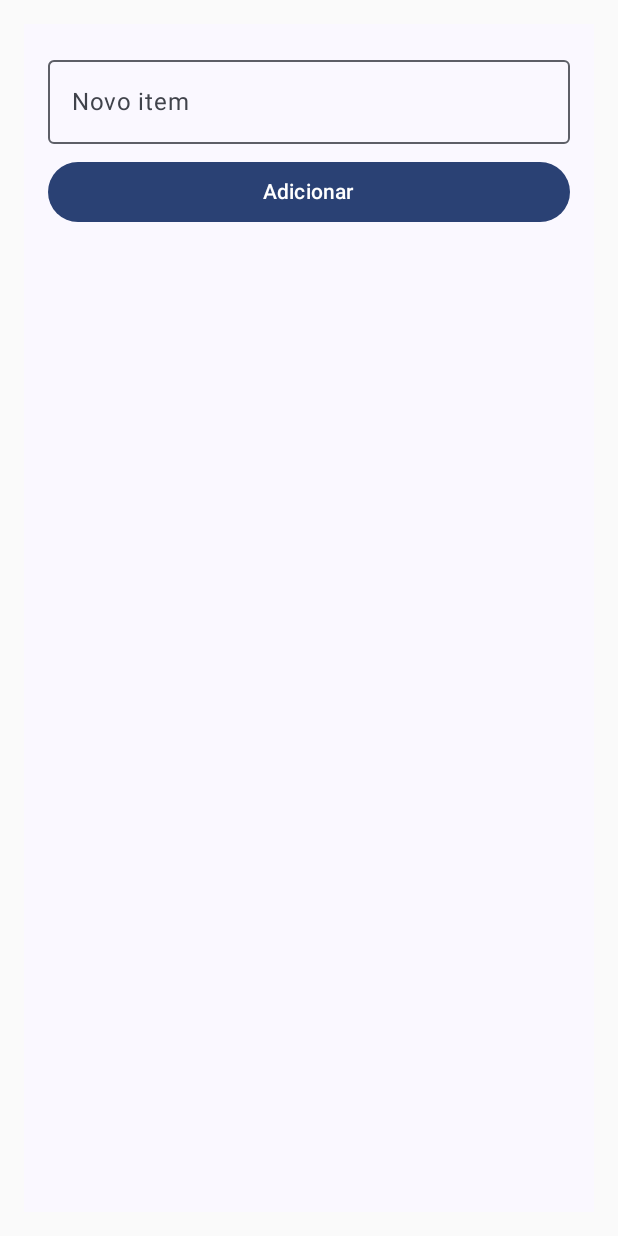
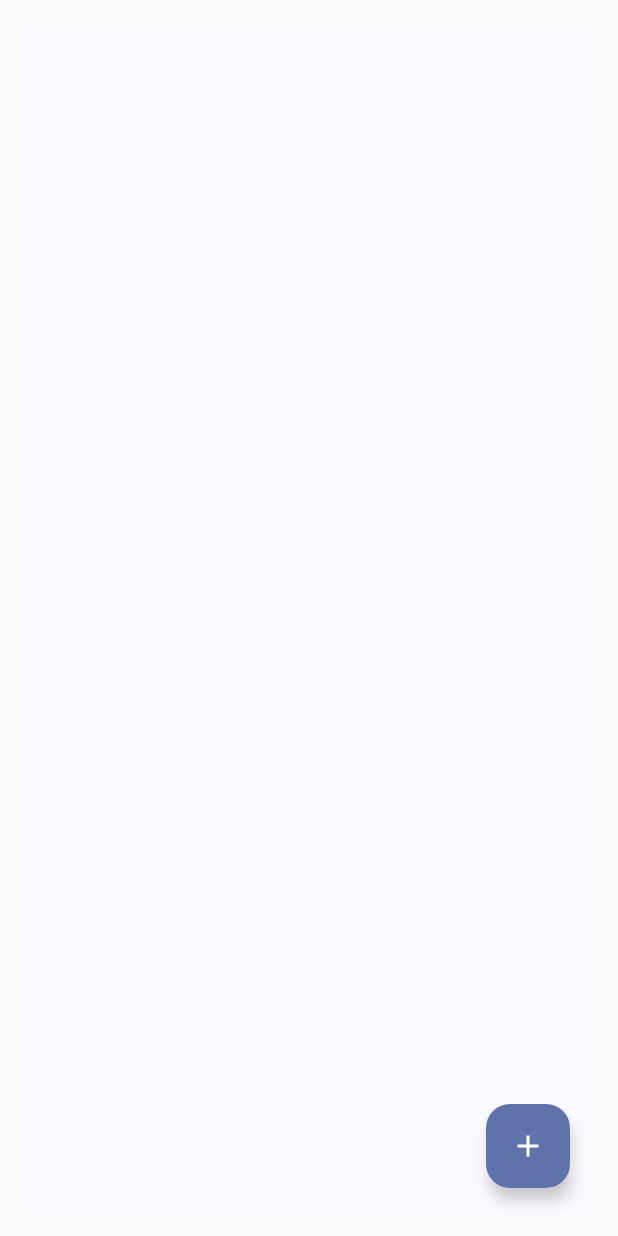
Before and after one commit to MirellaLins/ListaDeCompras, an Android app built with Jetpack Compose: the screen it shows after launch (MainActivity), on a phone screen of 412 x 824 dp. Run offline under Robolectric (Android 15) with nearby library versions, the phone set to English and light mode, and no system bars.

Commit message:
Adicionar tela apropriada para cadastrar cliente

```diff
--- a/app/src/main/java/dev/mlds/listadecompras/ListaDeComprasViewModel.kt
+++ b/app/src/main/java/dev/mlds/listadecompras/ListaDeComprasViewModel.kt
@@ -8,9 +8,8 @@ class ListaDeComprasViewModel : ViewModel() {
     private val _items = mutableStateListOf<Item>()
     val items: List<Item> get() = _items
 
-    fun addItem(name: String) {
-        val newItem = Item(id = _items.size + 1, name = name)
-        _items.add(newItem)
+    fun addItem(name: String, value: Double) {
+        _items.add(Item(id = _items.size + 1, name = name, value = value))
     }
 
     fun toggleItemChecked(item: Item) {
--- a/app/src/main/java/dev/mlds/listadecompras/MainActivity.kt
+++ b/app/src/main/java/dev/mlds/listadecompras/MainActivity.kt
@@ -1,50 +1,32 @@
 package dev.mlds.listadecompras
 
+import ListaDeComprasScreen
 import android.os.Bundle
 import androidx.activity.ComponentActivity
 import androidx.activity.compose.setContent
-import androidx.activity.enableEdgeToEdge
-import androidx.compose.foundation.layout.fillMaxSize
-import androidx.compose.foundation.layout.padding
-import androidx.compose.material3.MaterialTheme
-import androidx.compose.material3.Scaffold
-import androidx.compose.material3.Surface
-import androidx.compose.material3.Text
-import androidx.compose.runtime.Composable
 import androidx.compose.ui.Modifier
-import androidx.compose.ui.tooling.preview.Preview
-import androidx.compose.ui.unit.dp
+import androidx.navigation.compose.*
 import dev.mlds.listadecompras.ui.theme.ListaDeComprasTheme
-import dev.mlds.listadecompras.view.ListaDeComprasScreen
+import dev.mlds.listadecompras.view.CadastroItemScreen
 
 class MainActivity : ComponentActivity() {
     override fun onCreate(savedInstanceState: Bundle?) {
         super.onCreate(savedInstanceState)
-        enableEdgeToEdge()
         setContent {
             ListaDeComprasTheme {
-                Scaffold(modifier = Modifier.fillMaxSize().padding(16.dp)) { innerPadding ->
-                    Surface {
-                        ListaDeComprasScreen(modifier = Modifier.padding(innerPadding))
+                val navController = rememberNavController()
+
+                NavHost(navController, startDestination = "lista") {
+                    composable("lista") {
+                        ListaDeComprasScreen(modifier = Modifier, navController)
+                    }
+                    composable("cadastro") {
+                        CadastroItemScreen(navController) { name, value ->
+
+                        }
                     }
                 }
             }
         }
     }
 }
-
-@Composable
-fun Greeting(name: String, modifier: Modifier = Modifier) {
-    Text(
-        text = "Hello $name!",
-        modifier = modifier
-    )
-}
-
-@Preview(showBackground = true)
-@Composable
-fun GreetingPreview() {
-    ListaDeComprasTheme {
-        Greeting("Android")
-    }
-}
--- a/app/src/main/java/dev/mlds/listadecompras/model/Item.kt
+++ b/app/src/main/java/dev/mlds/listadecompras/model/Item.kt
@@ -3,5 +3,6 @@ package dev.mlds.listadecompras.model
 data class Item(
     val id: Int,
     val name: String,
+    val value: Double,
     var isChecked: Boolean = false
 )
--- a/app/src/main/java/dev/mlds/listadecompras/view/ListaDeComprasScreen.kt
+++ b/app/src/main/java/dev/mlds/listadecompras/view/ListaDeComprasScreen.kt
@@ -1,77 +1,40 @@
-package dev.mlds.listadecompras.view
-
-import ItemRow
-import androidx.compose.foundation.ExperimentalFoundationApi
-import androidx.compose.foundation.layout.Column
-import androidx.compose.foundation.layout.Spacer
-import androidx.compose.foundation.layout.fillMaxSize
-import androidx.compose.foundation.layout.fillMaxWidth
-import androidx.compose.foundation.layout.height
-import androidx.compose.foundation.layout.padding
+import androidx.compose.foundation.layout.*
 import androidx.compose.foundation.lazy.LazyColumn
 import androidx.compose.foundation.lazy.items
-import androidx.compose.material3.Button
-import androidx.compose.material3.OutlinedTextField
-import androidx.compose.material3.Text
-import androidx.compose.runtime.Composable
-import androidx.compose.runtime.getValue
-import androidx.compose.runtime.mutableStateOf
-import androidx.compose.runtime.remember
-import androidx.compose.runtime.setValue
+import androidx.compose.material.icons.Icons
+import androidx.compose.material.icons.filled.Add
+import androidx.compose.material3.*
+import androidx.compose.runtime.*
 import androidx.compose.ui.Modifier
 import androidx.compose.ui.unit.dp
+import androidx.navigation.NavController
 import androidx.lifecycle.viewmodel.compose.viewModel
 import dev.mlds.listadecompras.ListaDeComprasViewModel
 
-@OptIn(ExperimentalFoundationApi::class)
 @Composable
 fun ListaDeComprasScreen(
     modifier: Modifier,
+    navController: NavController,
     viewModel: ListaDeComprasViewModel = viewModel(),
 ) {
-    var newItemName by remember { mutableStateOf("") }
-
-    Column(
-        modifier = Modifier
-            .fillMaxSize()
-            .padding(16.dp)
-    ) {
-
-        // Campo para adicionar novo item
-        OutlinedTextField(
-            value = newItemName,
-            onValueChange = { newItemName = it },
-            label = { Text("Novo item") },
-            modifier = Modifier.fillMaxWidth()
-        )
-
-        Spacer(modifier = Modifier.height(8.dp))
-
-        // Botão para adicionar item
-        Button(
-            onClick = {
-                if (newItemName.isNotBlank()) {
-                    viewModel.addItem(newItemName)
-                    newItemName = ""
+    Scaffold(
+        floatingActionButton = {
+            FloatingActionButton(onClick = { navController.navigate("cadastro") }) {
+                Icon(Icons.Filled.Add, contentDescription = "Adicionar Item")
             }
         },
-            modifier = Modifier.fillMaxWidth()
-        ) {
-            Text("Adicionar")
-        }
-
-        Spacer(modifier = Modifier.height(16.dp))
-
-        // Lista de itens
+        modifier = Modifier.fillMaxSize().padding(16.dp)
+    ) { innerPadding ->
+        Column(modifier = Modifier.padding(innerPadding)) {
             LazyColumn {
-            items(viewModel.items, key = { it.id }) { item ->
+                items(viewModel.items) { item ->
                     ItemRow(
                         item = item,
                         onItemChecked = { viewModel.toggleItemChecked(item) },
-                    onItemRemoved = { viewModel.removeItem(item) },
-                    modifier = Modifier.animateItemPlacement()
+                        onItemRemoved = { viewModel.removeItem(item) }
                     )
                 }
             }
         }
     }
+}
```
Also changed, not shown: app/src/main/java/dev/mlds/listadecompras/view/CadastroItemScreen.kt (added, +55 -0 lines). Lines whose indentation alone changed are shown as unchanged.
